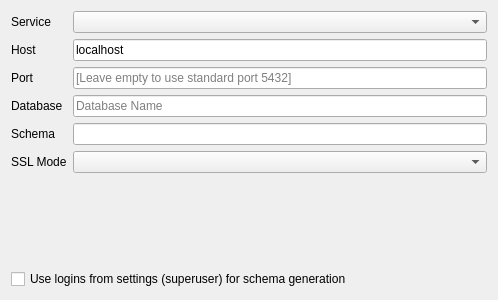
Above: QgisModelBaker/ui/pg_settings_panel.ui from opengisch/QgisModelBaker before the change. Below: the same form after it.
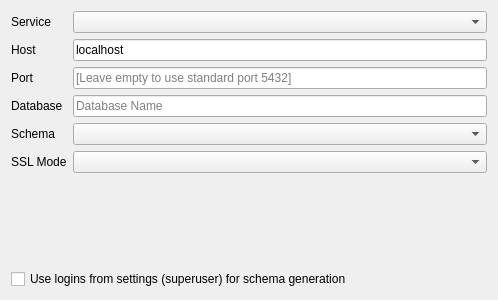
That is the form after the change. Custom widgets are drawn as their Qt base class.

Commit message: Postgres schemas combobox

The edit to the form file:
```diff
--- a/QgisModelBaker/ui/pg_settings_panel.ui
+++ b/QgisModelBaker/ui/pg_settings_panel.ui
@@ -69,13 +69,6 @@
      </property>
     </widget>
    </item>
-   <item row="4" column="1">
-    <widget class="QLineEdit" name="pg_schema_line_edit">
-     <property name="placeholderText">
-      <string/>
-     </property>
-    </widget>
-   </item>
    <item row="1" column="1">
     <widget class="QLineEdit" name="pg_host_line_edit">
      <property name="text">
@@ -110,6 +103,9 @@
      </property>
     </widget>
    </item>
+   <item row="4" column="1">
+    <widget class="QComboBox" name="pg_schema_combo_box"/>
+   </item>
   </layout>
  </widget>
  <customwidgets>
```
Left out of the diff: 2 changed lines with no effect on the pictures. The commit also changes 1 other file.
